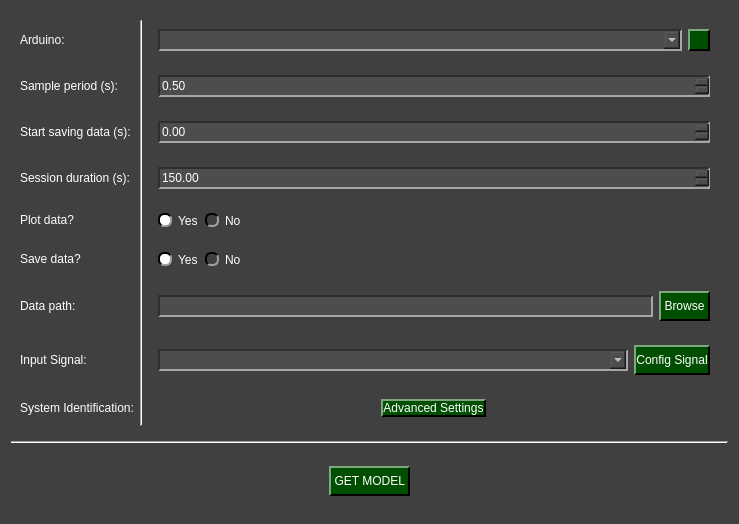
The window that pydaq/uis/PyDAQ_get_model_Arduino_widget.ui (samirmartins/pydaq) describes before a commit, drawn with Qt 5.
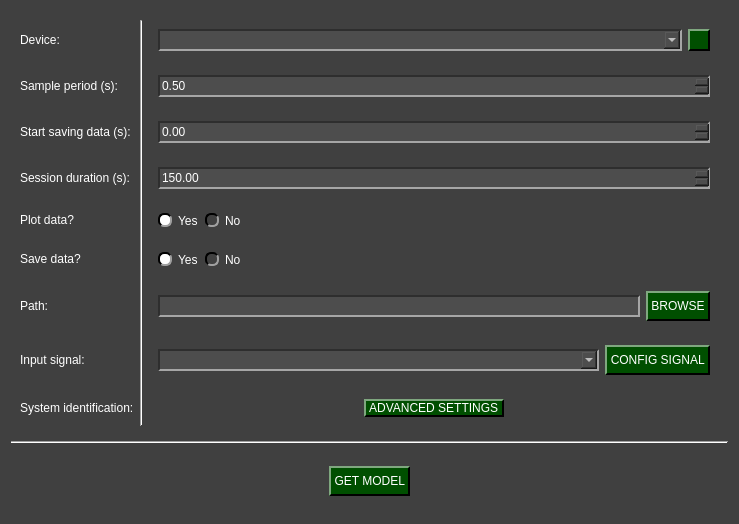
The same window after the commit. Icons and pictures are not drawn.

```diff
--- a/pydaq/uis/PyDAQ_get_model_Arduino_widget.ui
+++ b/pydaq/uis/PyDAQ_get_model_Arduino_widget.ui
@@ -266,7 +266,7 @@
          </size>
         </property>
         <property name="text">
-         <string>Arduino:</string>
+         <string>Device:</string>
         </property>
        </widget>
       </item>
@@ -363,7 +363,7 @@
          </size>
         </property>
         <property name="text">
-         <string>Data path:</string>
+         <string>Path:</string>
         </property>
        </widget>
       </item>
@@ -382,7 +382,7 @@
          </size>
         </property>
         <property name="text">
-         <string>Input Signal:</string>
+         <string>Input signal:</string>
         </property>
        </widget>
       </item>
@@ -549,7 +549,7 @@
             </size>
            </property>
            <property name="text">
-            <string> Browse </string>
+            <string> BROWSE </string>
            </property>
           </widget>
          </item>
@@ -706,7 +706,7 @@
             </size>
            </property>
            <property name="text">
-            <string>Config Signal</string>
+            <string> CONFIG SIGNAL </string>
            </property>
           </widget>
          </item>
@@ -734,7 +734,7 @@
          </size>
         </property>
         <property name="text">
-         <string>System Identification:</string>
+         <string>System identification:</string>
         </property>
        </widget>
       </item>
@@ -751,7 +751,7 @@
          <item row="0" column="0" alignment="Qt::AlignmentFlag::AlignHCenter">
           <widget class="QPushButton" name="system_settings_button">
            <property name="text">
-            <string>Advanced Settings</string>
+            <string> ADVANCED SETTINGS </string>
            </property>
           </widget>
          </item>
```
Left out of the diff: 4 changed lines with no effect on the pictures.
